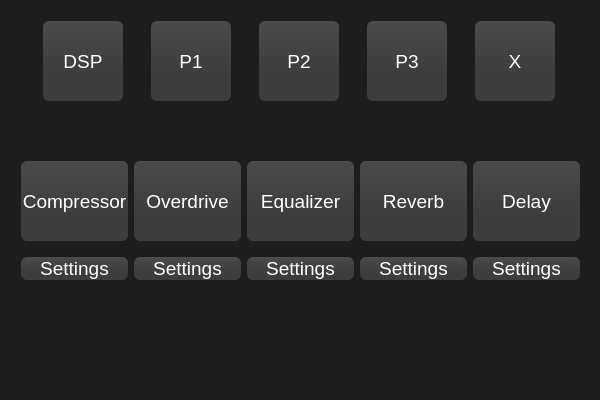
First picture: the form in CrimsonGUI/mainwindow.ui, repository eduardosacco/crimsonfx, before the edit.
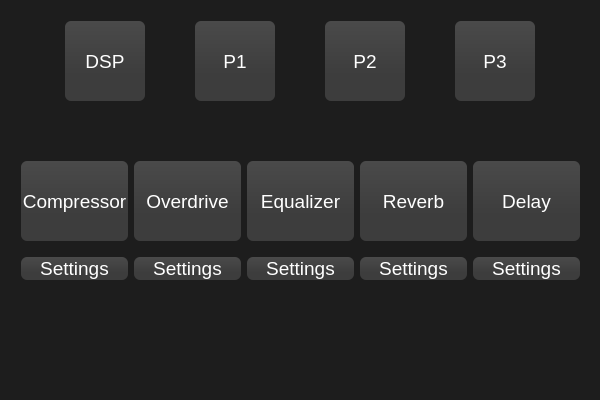
Second picture: the form after the edit.

```diff
--- a/CrimsonGUI/mainwindow.ui
+++ b/CrimsonGUI/mainwindow.ui
@@ -286,25 +286,6 @@
        </property>
       </widget>
      </item>
-     <item>
-      <widget class="QPushButton" name="btnExit">
-       <property name="sizePolicy">
-        <sizepolicy hsizetype="Fixed" vsizetype="Fixed">
-         <horstretch>0</horstretch>
-         <verstretch>0</verstretch>
-        </sizepolicy>
-       </property>
-       <property name="minimumSize">
-        <size>
-         <width>80</width>
-         <height>80</height>
-        </size>
-       </property>
-       <property name="text">
-        <string>X</string>
-       </property>
-      </widget>
-     </item>
     </layout>
    </widget>
   </widget>
```
